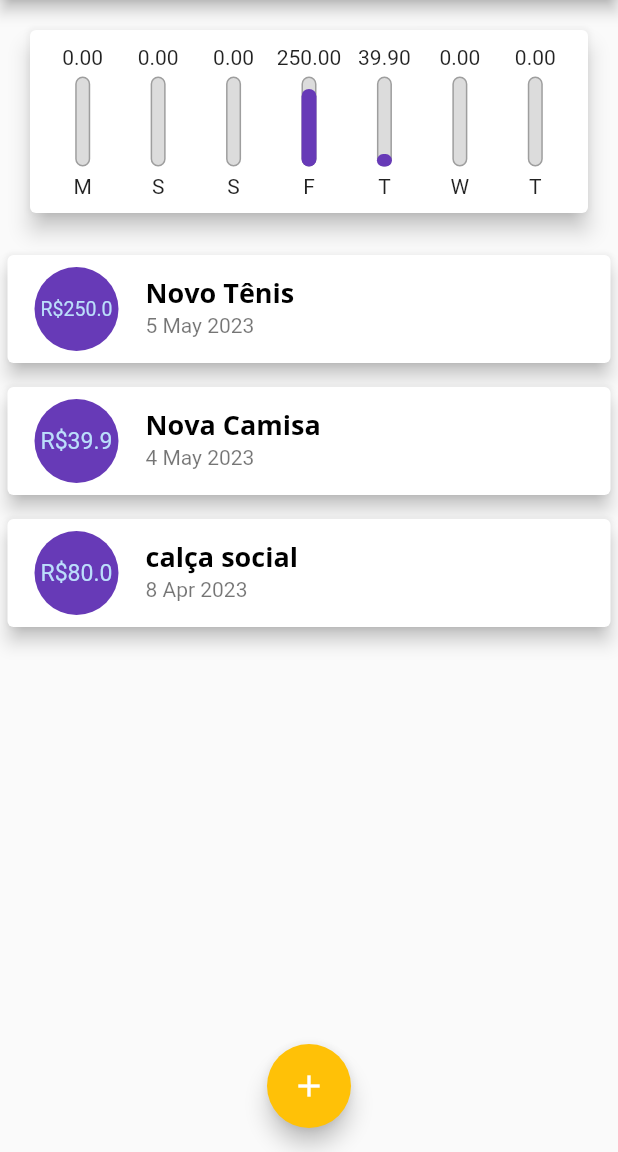
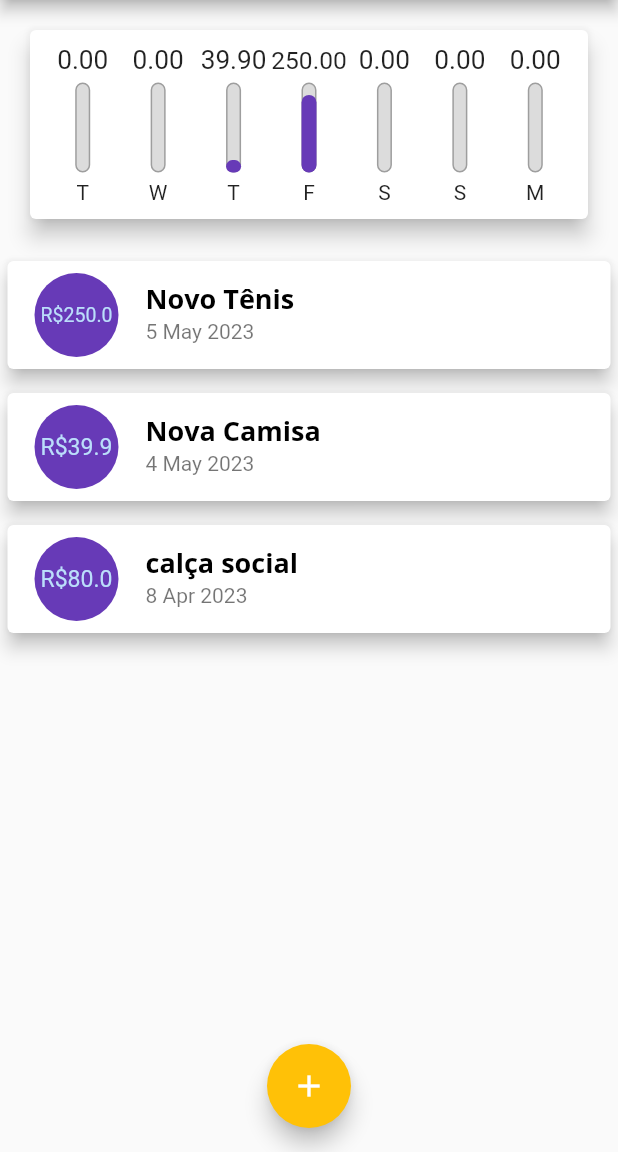
Before and after one commit to Marvingms7/projeto_despesas_pessoais, a Flutter app: the screen it shows after launch, on a phone screen of 412 x 824 dp, the part 84-1236 px from its top. Run offline on Flutter 3.47's test engine with Material 2 defaults, Android fonts, the light colour scheme and no system bars.

Commit message:
Reformulando o chart

```diff
--- a/lib/components/chart.dart
+++ b/lib/components/chart.dart
@@ -32,7 +32,7 @@ class Chart extends StatelessWidget {
         'day': DateFormat.E().format(weekDay)[0],
         'value': totalSun,
       };
-    });
+    }).reversed.toList();
   }
 
   double get weekTotalValue {
--- a/lib/components/chart_bar.dart
+++ b/lib/components/chart_bar.dart
@@ -1,6 +1,4 @@
 import 'package:flutter/material.dart';
-import 'package:flutter/src/widgets/framework.dart';
-import 'package:flutter/src/widgets/placeholder.dart';
 
 class ChartBar extends StatelessWidget {
   const ChartBar(
@@ -17,7 +15,14 @@ class ChartBar extends StatelessWidget {
   Widget build(BuildContext context) {
     return Column(
       children: [
-        FittedBox(child: Text(value.toStringAsFixed(2))),
+        Container(
+          height: 20,
+          child: FittedBox(
+            child: Text(
+              value.toStringAsFixed(2),
+            ),
+          ),
+        ),
         const SizedBox(
           height: 5,
         ),
```
